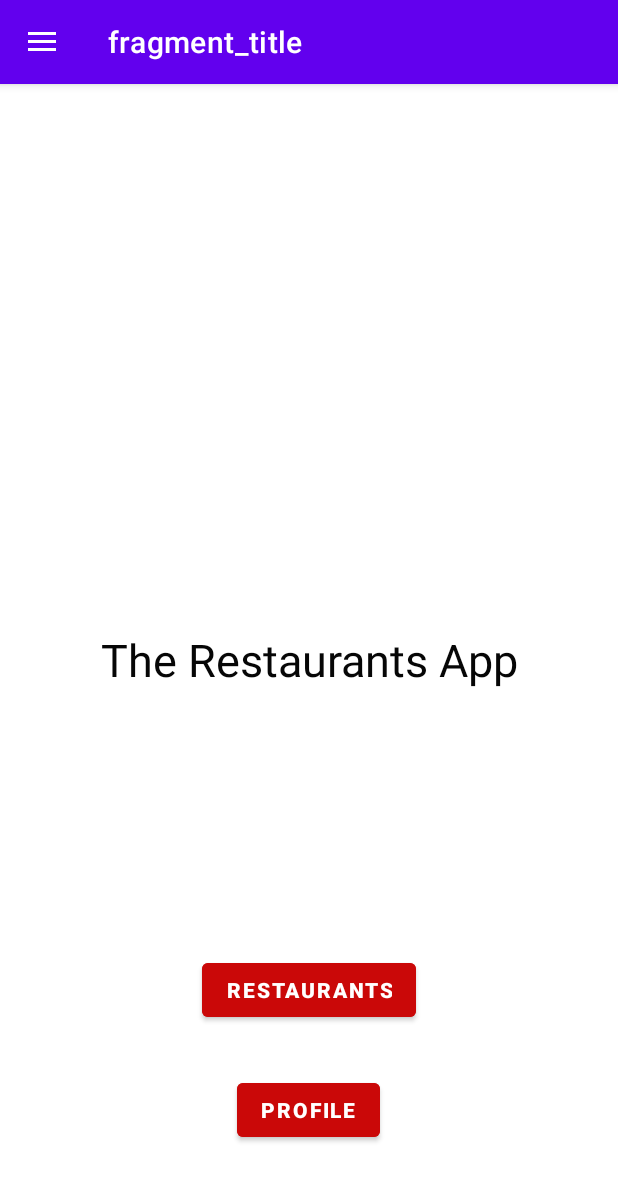
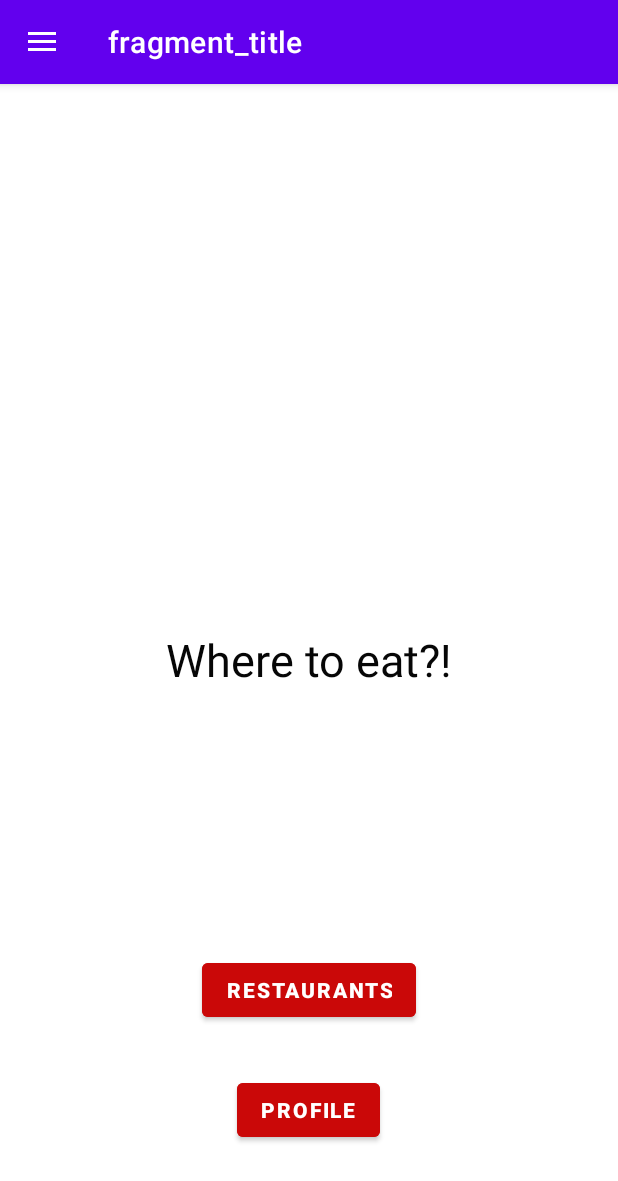
Before and after one commit to benedek1239/Android, an Android app: the screen it shows after launch (MainActivity), on a phone screen of 412 x 824 dp. Shown: the top 1181 px of the screen. Run offline under Robolectric (Android 15) with nearby library versions, the phone set to English and light mode, and no system bars; our stand-ins replace data binding, navigation-ui.

Commit message:
view updated
added some decorations and corrected the title

```diff
--- a/Project/app/src/main/res/layout/restaurant_view.xml
+++ b/Project/app/src/main/res/layout/restaurant_view.xml
@@ -21,8 +21,7 @@
             android:scaleType="centerCrop"
             android:adjustViewBounds="true"
             android:padding="2dp"
-            app:imageUrl="@{property.imageUrl}"
-            tools:src="@tools:sample/backgrounds/scenic" />
+            app:imageUrl="@{property.imageUrl}" />
 
         <TextView
             android:id="@+id/custom_list_item_text_view_name"
--- a/Project/app/src/main/res/values/strings.xml
+++ b/Project/app/src/main/res/values/strings.xml
@@ -2,6 +2,6 @@
     <string name="app_name">Project</string>
     <string name="profile">Profile</string>
     <string name="restaurants">Restaurants</string>
-    <string name="title">The Restaurants App</string>
+    <string name="title">Where to eat?!</string>
 
 </resources>
```
Also changed, not shown: Project/app/src/main/res/layout/restaurant_shower_fragment.xml (+12 -0 lines).
